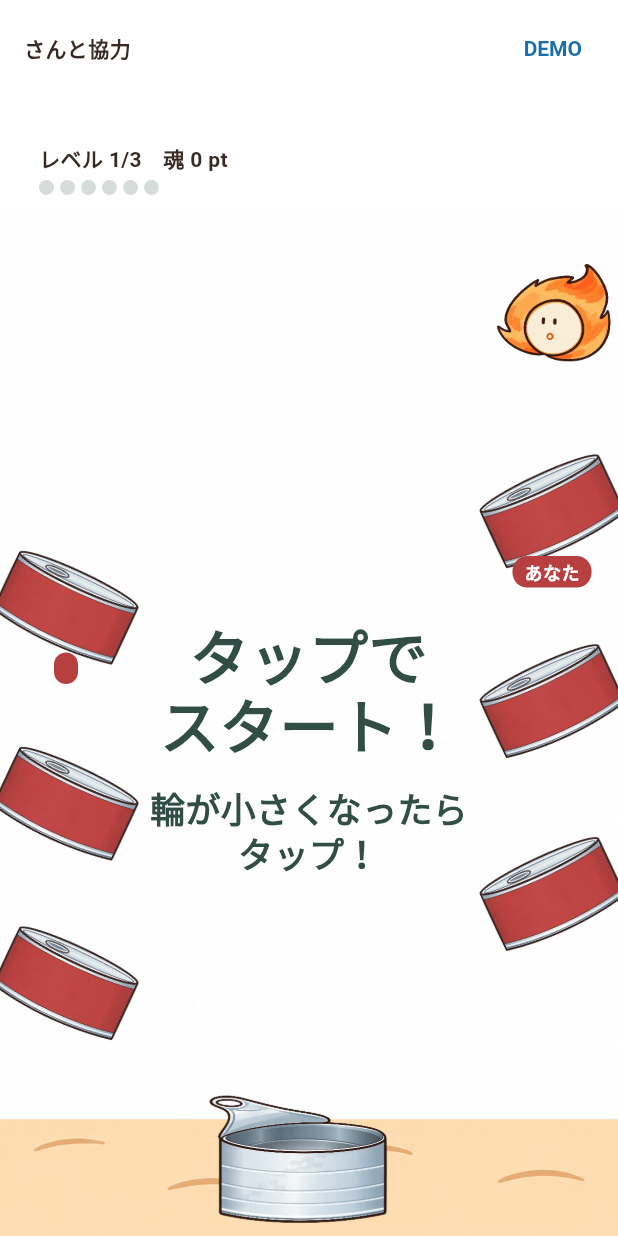
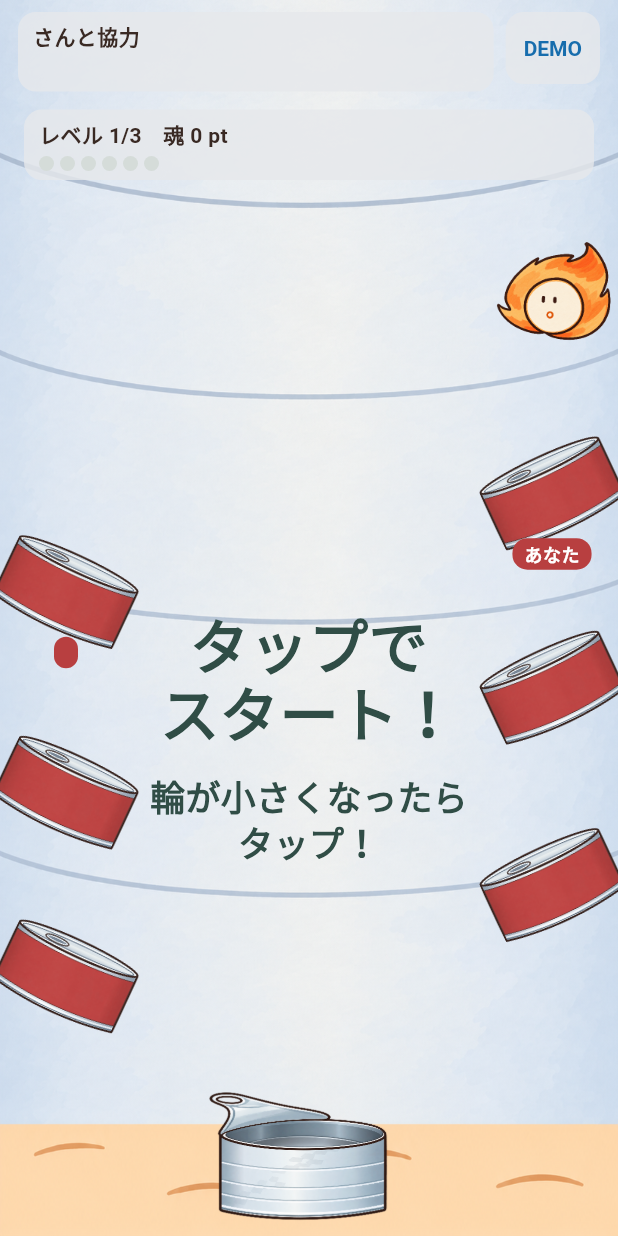
Before and after one commit to mizugramming/SPAJAM2026, a Flutter app: the GameScene widget shown alone on an empty page, opened directly with empty values, on a phone screen of 412 x 824 dp. Run offline on Flutter 3.47's test engine with Material 3 defaults, Android fonts, the phone set to English and light mode, and no system bars; accounts and stored records are empty.

Commit message:
ui(game): 上部の帯にも缶の内側の背景を敷き、文字の後ろを薄い灰色にする
- ゲームの背景を、幅に合わせて下端をそろえる置き方にする。高さに左右されないので、
  ゲームの領域とその上の帯で同じ絵が同じ位置に出て、境目でずれない
- GameScene（共通）：上部の帯の後ろにも同じ背景を敷き、相手名・残り時間・DEMO の後ろに
  薄い灰色の板を付ける。帯をゲームと別の行にして文字拡大でも重ならない作りは維持
- 協力：背景を「レベル・魂」の行まで広げ、その表示の板も薄い灰色にする
- 背景画像はユーザーが差し替えた缶の内側の絵（tunaumi1/2）

Co-Authored-By: Claude Opus 5.5 <noreply@anthropic.com>

```diff
--- a/lib/features/cooperative/cooperative_game.dart
+++ b/lib/features/cooperative/cooperative_game.dart
@@ -2,6 +2,7 @@ import 'package:flutter/material.dart';
 import 'package:flutter/scheduler.dart';
 
 import '../../domain/models.dart';
+import '../duel/sea_background.dart';
 import 'soul_course.dart';
 import 'soul_stage.dart';
 
@@ -195,6 +196,9 @@ class _CooperativeGameState extends State<CooperativeGame>
         child: Stack(
           fit: StackFit.expand,
           children: [
+            // 背景は「レベル・魂」の行も含めて敷く。幅に合わせて下端をそろえるので、
+            // 上の共通の帯に敷いた同じ背景と、境目でずれずにつながる。
+            Positioned.fill(child: SeaBackground(elapsed: _elapsed)),
             Column(
               crossAxisAlignment: CrossAxisAlignment.stretch,
               children: [
@@ -229,7 +233,6 @@ class _CooperativeGameState extends State<CooperativeGame>
                                       _phase == _Phase.intro
                                   ? Duration.zero
                                   : _runTime,
-                              elapsed: _elapsed,
                               flashText: showFlash ? _flashText : null,
                               flashHop: _flashHop,
                             ),
@@ -354,8 +357,9 @@ class _Hud extends StatelessWidget {
 
   @override
   Widget build(BuildContext context) => DecoratedBox(
+    // 背景の絵の上でも読めるよう、文字の後ろに薄い灰色を敷く。
     decoration: BoxDecoration(
-      color: Colors.white.withValues(alpha: 0.85),
+      color: const Color(0xCCE6E8EB),
       borderRadius: BorderRadius.circular(12),
     ),
     child: Padding(
--- a/lib/features/cooperative/soul_stage.dart
+++ b/lib/features/cooperative/soul_stage.dart
@@ -3,7 +3,6 @@ import 'dart:math';
 import 'package:flutter/material.dart';
 
 import '../../domain/models.dart';
-import '../duel/sea_background.dart';
 import 'soul_course.dart';
 import 'soul_placement.dart';
 
@@ -158,7 +157,6 @@ class SoulStage extends StatelessWidget {
     required this.peerName,
     required this.run,
     required this.runTime,
-    required this.elapsed,
     this.flashText,
     this.flashHop = 1,
     this.placement = SoulPlacement.standard,
@@ -174,9 +172,6 @@ class SoulStage extends StatelessWidget {
 
   /// 魂を放してからの経過時間。放す前は0以下。
   final Duration runTime;
-
-  /// 背景のゆれに使うゲーム時計。止まっているときは動かない。
-  final Duration elapsed;
 
   /// 運べたときに缶の近くへ出す短い言葉と、その缶。
   final String? flashText;
@@ -196,7 +191,6 @@ class SoulStage extends StatelessWidget {
         return Stack(
           clipBehavior: Clip.hardEdge,
           children: [
-            Positioned.fill(child: SeaBackground(elapsed: elapsed)),
             _Hole(layout: layout),
             for (var hop = 1; hop <= SoulRun.hops; hop++)
               _Can(layout: layout, hop: hop),
--- a/lib/features/demo/game_scene.dart
+++ b/lib/features/demo/game_scene.dart
@@ -3,6 +3,7 @@ import 'package:flutter/material.dart';
 import '../../domain/models.dart';
 import '../cooperative/cooperative_game.dart';
 import '../duel/duel_game.dart';
+import '../duel/sea_background.dart';
 
 /// The scene fills the safe viewport. Status takes only its measured height;
 /// the game receives the remaining space so enlarged text cannot cover play.
@@ -27,25 +28,46 @@ class GameScene extends StatelessWidget {
     final cooperative = peer.team == self.team;
     return SizedBox.expand(
       key: const Key('game-surface'),
-      child: Column(
+      child: Stack(
+        fit: StackFit.expand,
+        children: [
+          // ゲームと同じ缶の内側の背景を、上部の帯の後ろにも敷く。背景は幅に合わせて
+          // 下端をそろえるので、ゲームが自分の領域に描く背景と境目でずれない。
+          const Positioned.fill(
+            child: IgnorePointer(child: SeaBackground(elapsed: Duration.zero)),
+          ),
+          Column(
             children: [
               Padding(
                 key: const Key('game-status'),
-            padding: const EdgeInsets.fromLTRB(16, 8, 12, 8),
+                padding: const EdgeInsets.fromLTRB(12, 8, 12, 8),
+                child: Row(
+                  crossAxisAlignment: CrossAxisAlignment.start,
+                  children: [
+                    Expanded(
+                      child: _Plate(
                         child: Column(
                           crossAxisAlignment: CrossAxisAlignment.start,
                           children: [
-                Row(
-                  crossAxisAlignment: CrossAxisAlignment.center,
-                  children: [
-                    Expanded(
-                      child: Text(
+                            Text(
                               '${peer.profile.nickname}さんと${cooperative ? '協力' : '対戦'}',
-                        style: const TextStyle(fontWeight: FontWeight.bold),
+                              style: const TextStyle(
+                                fontWeight: FontWeight.bold,
+                              ),
+                            ),
+                            Text(
+                              remainingLabel,
+                              key: const Key('remaining-time'),
+                              style: const TextStyle(color: Color(0xFF5C7772)),
+                            ),
+                          ],
+                        ),
                       ),
                     ),
                     const SizedBox(width: 8),
-                    Tooltip(
+                    _Plate(
+                      padding: EdgeInsets.zero,
+                      child: Tooltip(
                         message: 'デモ操作',
                         child: TextButton(
                           key: const Key('game-demo-menu'),
@@ -53,12 +75,6 @@ class GameScene extends StatelessWidget {
                           child: const Text('DEMO'),
                         ),
                       ),
-                  ],
-                ),
-                Text(
-                  remainingLabel,
-                  key: const Key('remaining-time'),
-                  style: const TextStyle(color: Color(0xFF5C7772)),
                     ),
                   ],
                 ),
@@ -90,6 +106,28 @@ class GameScene extends StatelessWidget {
               ),
             ],
           ),
+        ],
+      ),
     );
   }
 }
+
+/// 上部の帯の文字の後ろに敷く、薄い灰色の板。背景の絵の上でも読めるようにする。
+class _Plate extends StatelessWidget {
+  const _Plate({
+    required this.child,
+    this.padding = const EdgeInsets.symmetric(horizontal: 10, vertical: 6),
+  });
+
+  final Widget child;
+  final EdgeInsetsGeometry padding;
+
+  @override
+  Widget build(BuildContext context) => DecoratedBox(
+    decoration: BoxDecoration(
+      color: const Color(0xCCE6E8EB),
+      borderRadius: BorderRadius.circular(12),
+    ),
+    child: Padding(padding: padding, child: child),
+  );
+}
--- a/lib/features/duel/sea_background.dart
+++ b/lib/features/duel/sea_background.dart
@@ -2,16 +2,24 @@ import 'dart:math';
 
 import 'package:flutter/material.dart';
 
-/// 対戦ゲームの背景。
+/// ゲームの背景（缶の内側と砂地）。対戦・協力と、ゲーム画面の上部の帯で共用する。
 ///
-/// ツナ海の2枚（砂地の波線の位置だけが違う）を交互にクロスフェードして、海底をゆらす。
+/// 2枚を交互にクロスフェードして、缶の内側をゆらす。
 /// 時刻は親のゲーム時計から受け取り、この部品はタイマーもTickerも持たない。
 /// 時計が止まっている間（スタート待ちなど）は画面の更新を要求しない。
+///
+/// 絵は置き場所の幅に合わせて拡大し、下端（砂地）をそろえて置く。高さには
+/// 左右されないので、幅と下端が同じ場所どうし（ゲームの領域と、その上の帯を
+/// 含む画面全体）では、同じ絵が同じ位置に出て、境目でずれない。絵より高い
+/// 場所では、上の余りを絵の上端の色で塗る。
 class SeaBackground extends StatelessWidget {
   const SeaBackground({super.key, required this.elapsed});
 
   static const assetA = 'assets/characters/tunaumi1.png';
   static const assetB = 'assets/characters/tunaumi2.png';
+
+  /// 絵の上端あたりの色。絵が届かない上の余りを塗る。
+  static const topColor = Color(0xFFE2E9F1);
 
   /// 1枚目から2枚目へ移り、1枚目へ戻るまでの一周の長さ。
   static const cycle = Duration(seconds: 3);
@@ -33,6 +41,7 @@ class SeaBackground extends StatelessWidget {
     return Stack(
       fit: StackFit.expand,
       children: [
+        const ColoredBox(color: topColor),
         const _SeaImage(asset: assetA),
         _SeaImage(asset: assetB, opacity: AlwaysStoppedAnimation(mix)),
       ],
@@ -50,8 +59,8 @@ class _SeaImage extends StatelessWidget {
   Widget build(BuildContext context) => Image.asset(
     asset,
     opacity: opacity,
-    fit: BoxFit.cover,
-    // 砂地を常に下端へ置き、縦横比が違うときは上と左右だけを切る。
+    // 幅に合わせ、砂地を常に下端へ置く。高い絵は上を切る。
+    fit: BoxFit.fitWidth,
     alignment: Alignment.bottomCenter,
     // 読み込みに失敗したら例外が出て気づけるよう、代わりの表示は付けない。
     excludeFromSemantics: true,
```
Also changed, not shown: assets/characters/tunaumi1.png, assets/characters/tunaumi2.png, 1 other file. Lines whose indentation alone changed are shown as unchanged.
